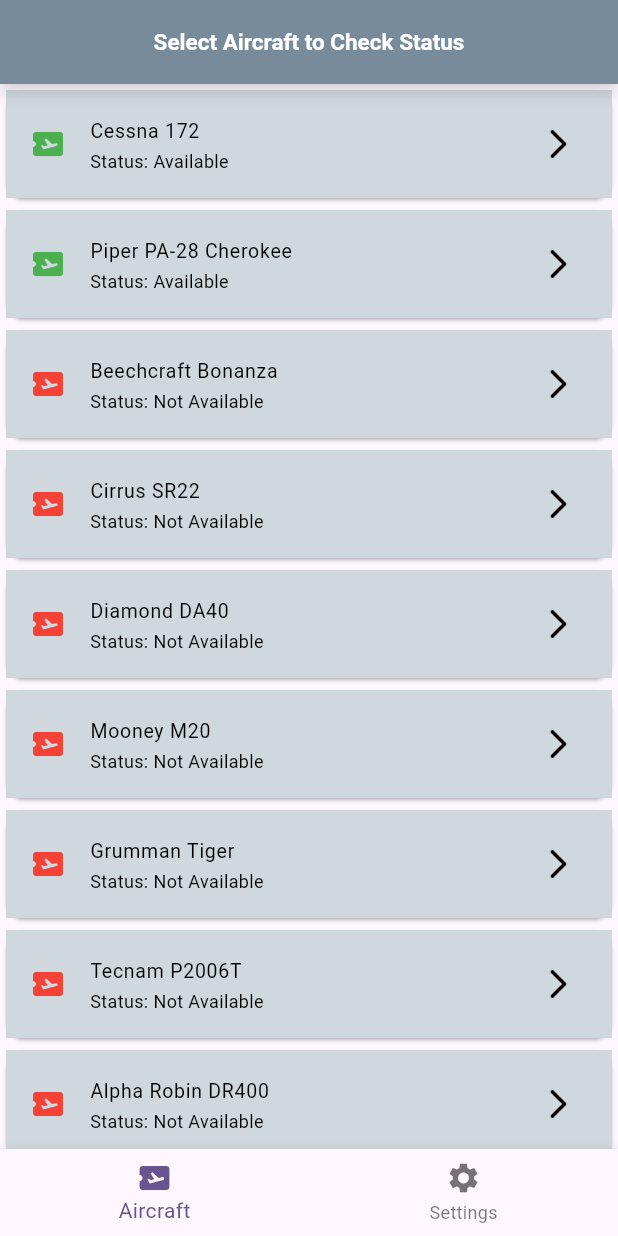
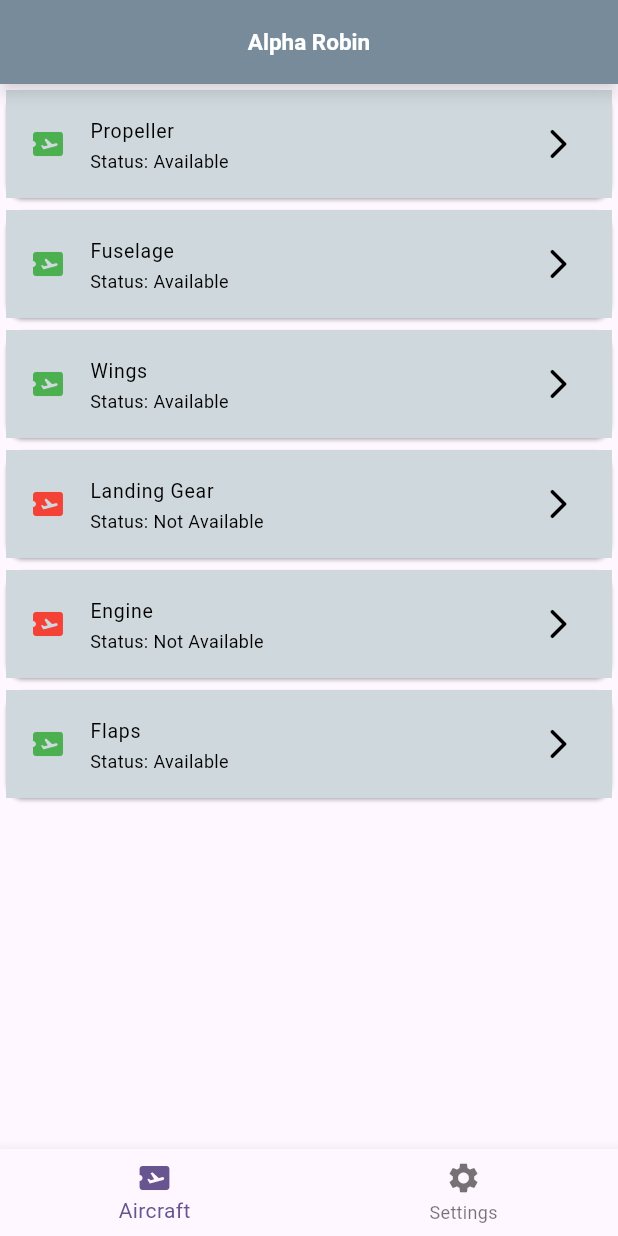
Before and after one commit to franzdacara/Flight-Maintenance-Checklist, a Flutter app: the screen it shows after launch, on a phone screen of 412 x 824 dp. Run offline on Flutter 3.47's test engine with Material 3 defaults, Android fonts, the phone set to English and light mode, and no system bars; our stand-ins replace audioplayers, bloc, flutter_bloc, go_router, logger; Roboto replaces fonts that are missing (CustomFont).

Commit message:
remove planes

```diff
--- a/lib/main.dart
+++ b/lib/main.dart
@@ -1,7 +1,7 @@
 import 'package:flight_maintenance_app/bloc/checkList/checklist_bloc.dart';
-import 'package:flight_maintenance_app/services/go_router_service.dart';
 import 'package:flutter/material.dart';
 import 'package:flutter_bloc/flutter_bloc.dart';
+import 'package:flight_maintenance_app/services/go_router_service.dart';
 
 void main() async {
   WidgetsFlutterBinding.ensureInitialized();
--- a/lib/screens/aircraft_list/grumman/grumman_tiger_screen.dart
+++ b/lib/screens/aircraft_list/engine/engine.dart
@@ -18,15 +18,15 @@
   );
 }
 
-class GrummanTigerScreen extends StatelessWidget {
-  const GrummanTigerScreen({super.key});
+class Engine extends StatelessWidget {
+  const Engine({super.key});
 
   @override
   Widget build(BuildContext context) {
     return Scaffold(
-      appBar: buildCommonAppBar(context, 'Grumman Tiger'),
+      appBar: buildCommonAppBar(context, 'Engine'),
       body: const Center(
-        child: Text('Grumman Tiger Details'),
+        child: Text('Engine'),
       ),
     );
   }
--- a/lib/screens/aircraft_list/piper/piper_pa28_screen.dart
+++ b/lib/screens/aircraft_list/flaps/flaps.dart
@@ -20,14 +20,14 @@
   );
 }
 
-class PiperPA28Screen extends StatefulWidget {
-  const PiperPA28Screen({super.key});
+class Flaps extends StatefulWidget {
+  const Flaps({super.key});
 
   @override
-  State<PiperPA28Screen> createState() => _PiperPA28ScreenState();
+  State<Flaps> createState() => _FlapsState();
 }
 
-class _PiperPA28ScreenState extends State<PiperPA28Screen> {
+class _FlapsState extends State<Flaps> {
   final List<bool> _isChecked = List.generate(10, (index) => false);
   final AudioPlayer _audioPlayer = AudioPlayer();
 
@@ -40,7 +40,7 @@
   @override
   Widget build(BuildContext context) {
     return Scaffold(
-      appBar: buildCommonAppBar(context, 'Piper PA-28 Cherokee'),
+      appBar: buildCommonAppBar(context, 'Flaps'),
       body: ListView.builder(
         itemCount: 10,
         itemBuilder: (context, index) {
--- a/lib/screens/aircraft_list/mooney/mooney_m20_screen.dart
+++ b/lib/screens/aircraft_list/fuselage/fuselage.dart
@@ -18,15 +18,15 @@
   );
 }
 
-class MooneyM20Screen extends StatelessWidget {
-  const MooneyM20Screen({super.key});
+class Fuselage extends StatelessWidget {
+  const Fuselage({super.key});
 
   @override
   Widget build(BuildContext context) {
     return Scaffold(
-      appBar: buildCommonAppBar(context, 'Mooney M20'),
+      appBar: buildCommonAppBar(context, 'Fuselage'),
       body: const Center(
-        child: Text('Mooney M20 Details'),
+        child: Text('Fuselage'),
       ),
     );
   }
--- a/lib/screens/aircraft_list/diamond/diamond_da40_screen.dart
+++ b/lib/screens/aircraft_list/landingGear/landingGear.dart
@@ -18,15 +18,15 @@
   );
 }
 
-class DiamondDA40Screen extends StatelessWidget {
-  const DiamondDA40Screen({super.key});
+class LandingGear extends StatelessWidget {
+  const LandingGear({super.key});
 
   @override
   Widget build(BuildContext context) {
     return Scaffold(
-      appBar: buildCommonAppBar(context, 'Diamond DA40'),
+      appBar: buildCommonAppBar(context, 'Landing Gear'),
       body: const Center(
-        child: Text('Diamond DA40 Details'),
+        child: Text('Landing Gear'),
       ),
     );
   }
--- a/lib/screens/aircraft_list/beechcraft/beechcraft_bonanza_screen.dart
+++ b/lib/screens/aircraft_list/propeller/propeller.dart
@@ -18,15 +18,15 @@
   );
 }
 
-class BeechcraftBonanzaScreen extends StatelessWidget {
-  const BeechcraftBonanzaScreen({super.key});
+class Propeller extends StatelessWidget {
+  const Propeller({super.key});
 
   @override
   Widget build(BuildContext context) {
     return Scaffold(
-      appBar: buildCommonAppBar(context, 'Beechcraft Bonanza'),
+      appBar: buildCommonAppBar(context, 'Propeller'),
       body: const Center(
-        child: Text('Beechcraft Bonanza Details'),
+        child: Text('Propeller'),
       ),
     );
   }
--- a/lib/screens/aircraft_list/cessna/cessna_172_screen.dart
+++ b/lib/screens/aircraft_list/wings/wings.dart
@@ -20,14 +20,14 @@
   );
 }
 
-class Cessna172Screen extends StatefulWidget {
-  const Cessna172Screen({super.key});
+class Wings extends StatefulWidget {
+  const Wings({super.key});
 
   @override
-  State<Cessna172Screen> createState() => _Cessna172ScreenState();
+  State<Wings> createState() => _WingsState();
 }
 
-class _Cessna172ScreenState extends State<Cessna172Screen> {
+class _WingsState extends State<Wings> {
   @override
   void initState() {
     super.initState();
@@ -37,7 +37,7 @@
   @override
   Widget build(BuildContext context) {
     return Scaffold(
-      appBar: buildCommonAppBar(context, 'Cessna 172'),
+      appBar: buildCommonAppBar(context, 'Wings'),
       body: BlocBuilder<ChecklistBloc, ChecklistState>(
         builder: (context, state) {
           if (state is ChecklistInitial) {
--- a/lib/screens/app/aircraft_card_screen.dart
+++ b/lib/screens/app/aircraft_card_screen.dart
@@ -1,7 +1,6 @@
 import 'package:flight_maintenance_app/models/aircraft_model.dart';
 import 'package:flutter/material.dart';
 import 'package:go_router/go_router.dart';
-import 'package:logger/logger.dart';
 
 class AircraftCard extends StatelessWidget {
   final Aircraft aircraft;
--- a/lib/screens/app/aircraft_maintenace_app.dart
+++ b/lib/screens/app/aircraft_maintenace_app.dart
@@ -59,7 +59,7 @@
   AppBar _buildAppBar() {
     return AppBar(
       title: _selectedIndex == 0
-          ? const Text('Select Aircraft to Check Status')
+          ? const Text('Alpha Robin')
           : const Text('Settings'),
       centerTitle: true,
       backgroundColor: Colors.blueGrey[400],
--- a/lib/utils/aircraftlist.dart
+++ b/lib/utils/aircraftlist.dart
@@ -2,22 +2,10 @@
 import 'package:flight_maintenance_app/models/aircraft_model.dart';
 
 List<Aircraft> aircraftList = [
-  Aircraft(name: 'Cessna 172', isAvailable: true, route: '/cessna172'),
-  Aircraft(
-      name: 'Piper PA-28 Cherokee', isAvailable: true, route: '/piperPa28'),
-  Aircraft(
-      name: 'Beechcraft Bonanza',
-      isAvailable: false,
-      route: '/beechcraftBonanza'),
-  Aircraft(name: 'Cirrus SR22', isAvailable: false, route: '/cirrusSr22'),
-  Aircraft(name: 'Diamond DA40', isAvailable: false, route: '/diamondDa40'),
-  Aircraft(name: 'Mooney M20', isAvailable: false, route: '/mooneyM20'),
-  Aircraft(name: 'Grumman Tiger', isAvailable: false, route: '/grummanTiger'),
-  Aircraft(name: 'Tecnam P2006T', isAvailable: false, route: '/tecnamP2006t'),
-  Aircraft(
-      name: 'Alpha Robin DR400', isAvailable: false, route: '/alphaRobinDr400'),
-  Aircraft(
-      name: 'Aero Commander 680',
-      isAvailable: false,
-      route: '/aeroCommander680'),
+  Aircraft(name: 'Propeller', isAvailable: true, route: '/propeller'),
+  Aircraft(name: 'Fuselage', isAvailable: true, route: '/fuselage'),
+  Aircraft(name: 'Wings', isAvailable: true, route: '/wings'),
+  Aircraft(name: 'Landing Gear', isAvailable: false, route: '/landingGear'),
+  Aircraft(name: 'Engine', isAvailable: false, route: '/engine'),
+  Aircraft(name: 'Flaps', isAvailable: true, route: '/flaps'),
 ];
--- a/pubspec.yaml
+++ b/pubspec.yaml
@@ -67,7 +67,7 @@
   # To add assets to your application, add an assets section, like this:
   assets:
     - assets/images/
-    - assets/audio/TestAudio.wav
+    - assets/audio/
 
   # An image asset can refer to one or more resolution-specific "variants", see
   # https://flutter.dev/to/resolution-aware-images
```
Also changed, not shown: lib/screens/aircraft_list/aero/aero_commander_680_screen.dart (deleted, +0 -33 lines), lib/screens/aircraft_list/cirrus/cirrus_sr22_screen.dart (deleted, +0 -33 lines), lib/screens/aircraft_list/robin/alpha_robin_dr400_screen.dart (deleted, +0 -33 lines), lib/screens/aircraft_list/tecnam/tecnam_p2006t_screen.dart (deleted, +0 -25 lines), lib/services/go_router_service.dart (+32 -59 lines), lib/splash_screen.dart (added, +65 -0 lines), assets/images/13161357.png (added).
